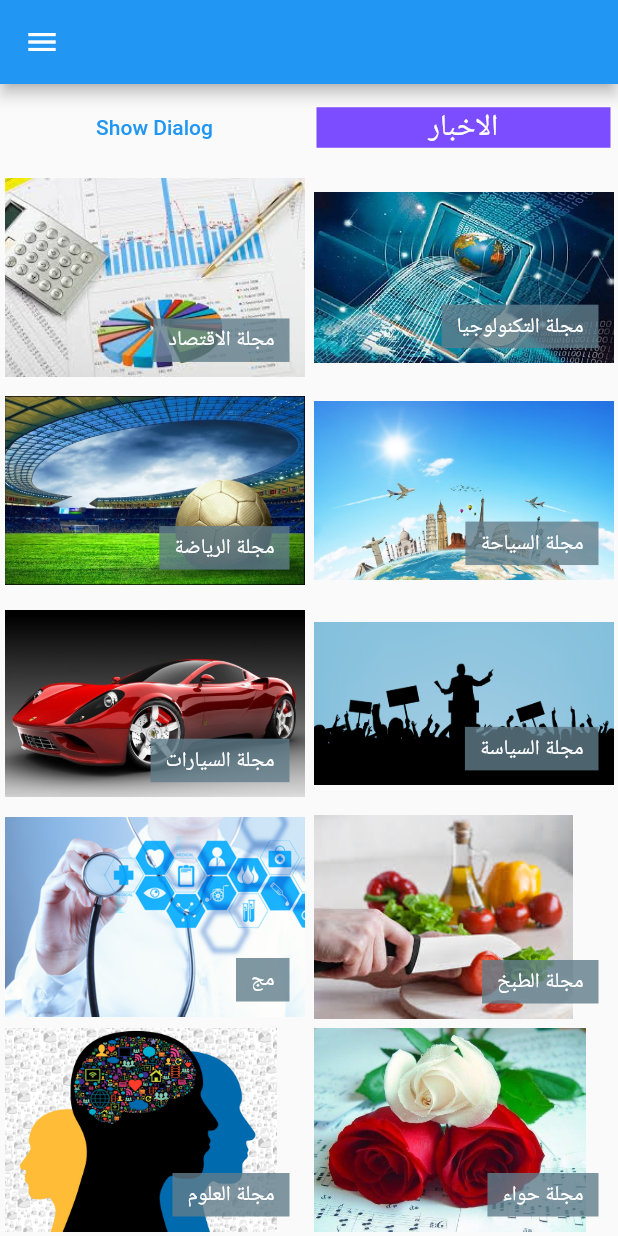
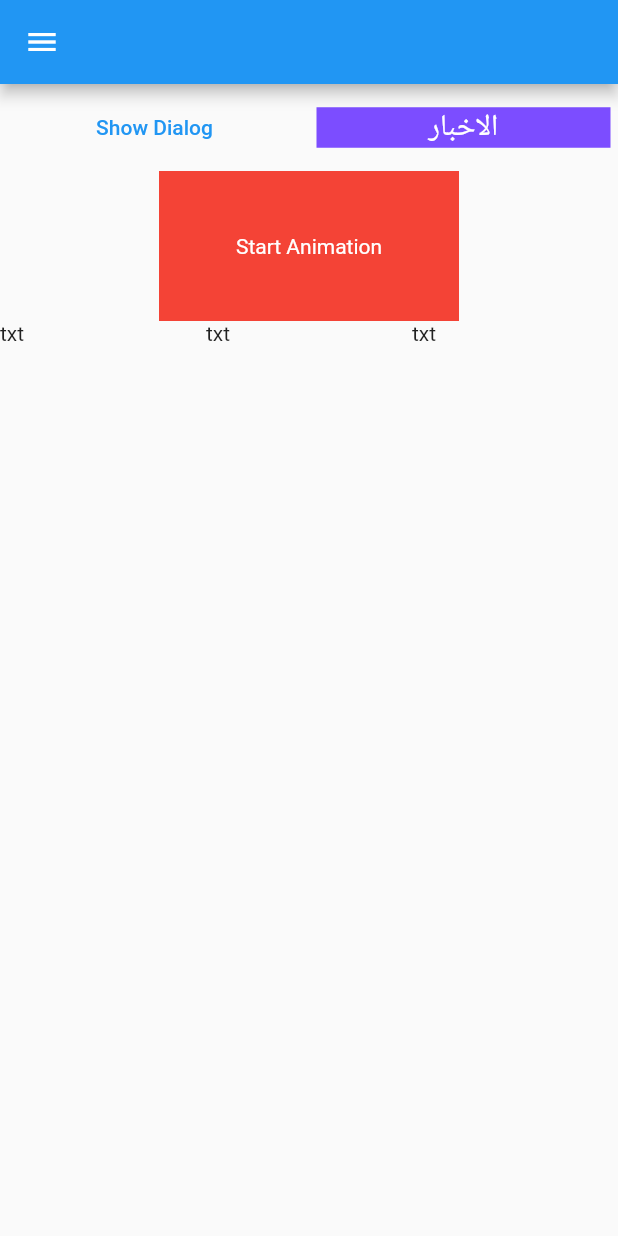
Before and after one commit to Abdelrhman-ammar/Flutter-Learning, a Flutter app: the screen it shows after launch, on a phone screen of 412 x 824 dp. Run offline on Flutter 3.47's test engine with Material 2 defaults, Android fonts, the phone set to English and light mode, and no system bars.

Commit message:
CustomFutureBuilder, CustomFading and CustomAnimatedContainer

```diff
--- /dev/null
+++ b/lib/CustomAnimatedContainer.dart
@@ -0,0 +1,45 @@
+import 'package:flutter/material.dart';
+class CustomAnimatedContainer extends StatefulWidget {
+  CustomAnimatedContainer({Key key, this.color, this.txt}) : super(key: key);
+  var color;
+  var txt;
+  var width = 200.0, height = 100.0;
+
+
+
+  @override
+  _CustomAnimatedContainerState createState() => _CustomAnimatedContainerState();
+}
+
+class _CustomAnimatedContainerState extends State<CustomAnimatedContainer> {
+  @override
+  Widget build(BuildContext context) {
+    return InkWell(
+        child: AnimatedContainer(
+            duration: Duration(seconds: 2),
+            color: widget.color,
+            curve: Curves.easeInQuad,
+            width: widget.width,
+            height: widget.height,
+            child: Center(child: Text(widget.txt, style: TextStyle(color: Colors.white),)),
+        ),
+        onTap: animate,
+    );
+  }
+
+  animate(){
+    setState(() {
+      if(widget.color == Colors.red){
+        widget.color = Colors.blue;
+        widget.txt = "Animation Done";
+        widget.width *= 1.5;
+        widget.height *= 1.5;
+      }else{
+        widget.color = Colors.red;
+        widget.txt = "AnimationStart";
+        widget.width /= 1.5;
+        widget.height /= 1.5;
+      }
+    });
+  }
+}
--- /dev/null
+++ b/lib/CustomTable.dart
@@ -0,0 +1,26 @@
+import 'package:flutter/material.dart';
+class CustomTable extends StatelessWidget {
+  const CustomTable({Key key}) : super(key: key);
+
+  @override
+  Widget build(BuildContext context) {
+    return Table(
+      children: [
+
+        TableRow(
+          children:[
+            Container(
+              child: Text("txt"),
+            ),
+            Container(
+              child: Text("txt"),
+            ),
+            Container(
+              child: Text("txt"),
+            ),
+          ]
+        )
+      ],
+    );
+  }
+}
--- a/lib/main.dart
+++ b/lib/main.dart
@@ -1,4 +1,8 @@
 import 'package:flutter/material.dart';
+import 'package:task1/CustomAnimatedContainer.dart';
+import 'package:task1/CustomFading.dart';
+import 'package:task1/CustomFutureBuilder.dart';
+import 'package:task1/CustomTable.dart';
 import 'package:task1/Header.dart';
 import 'package:task1/AppDrawer.dart';
 import 'MyRow.dart';
@@ -23,12 +27,14 @@ class MyApp extends StatelessWidget {
 
 class MyHomePage extends StatefulWidget {
   MyHomePage({Key key}) : super(key: key);
-
+  var color = Colors.red;
+  var txt = "Start Animation";
   @override
   _MyHomePageState createState() => _MyHomePageState();
 }
 
 class _MyHomePageState extends State<MyHomePage> {
+
 
   @override
   Widget build(BuildContext context) {
@@ -38,7 +44,11 @@ class _MyHomePageState extends State<MyHomePage> {
         child: Column(
           children: [
             Header(),
-            MyRow(image1: "assets/images/1.jpg",
+            //CustomFutureBuilder(),
+            //CustomFading(),
+            CustomAnimatedContainer(txt: widget.txt, color: widget.color,),
+            CustomTable(),
+            /*MyRow(image1: "assets/images/1.jpg",
                   text1: "مجلة الاقتصاد",
                   image2: "assets/images/2.jpg",
                   text2: "مجلة التكنولوجيا"
@@ -62,7 +72,7 @@ class _MyHomePageState extends State<MyHomePage> {
                 text1: "مجلة العلوم",
                 image2: "assets/images/10.jpg",
                 text2: "مجلة حواء"
-            ),
+            ),*/
           ],
         ),
 
```
Also changed, not shown: lib/CustomFading.dart (added, +46 -0 lines), lib/CustomFutureBuilder.dart (added, +29 -0 lines).
